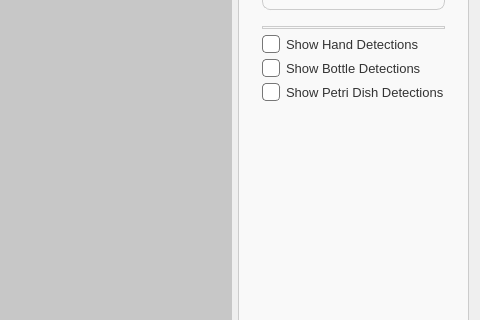
Above: LabTracking/LabTracking/LabTracking.ui from OllyFawcett/Senior-AI-Engineer-Test before the change; both pictures show x 340 to 820 and y 84 to 404 of the 820 by 540 pixel window. Below: the same form after it.
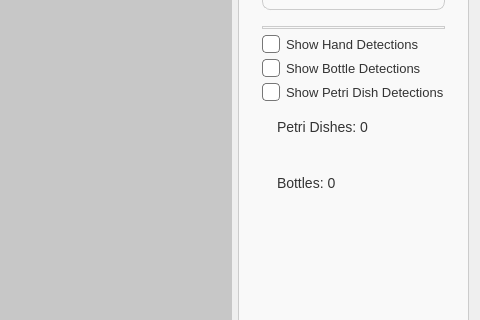
That is the form after the change.

Commit message: Added an object tracker class that tracks the number of objects seen and displays on the GUI

Patch:
```diff
--- a/LabTracking/LabTracking/LabTracking.ui
+++ b/LabTracking/LabTracking/LabTracking.ui
@@ -132,7 +132,31 @@
            </property>
           </widget>
          </item>
-         <item>
+			<item>
+				<widget class="QLabel" name="UniquePetriDishes">
+					<property name="text">
+						<string>Petri Dishes: 0</string>
+					</property>
+					<property name="styleSheet">
+						<string notr="true">
+							border: none;
+						</string>
+					</property>
+				</widget>
+			</item>
+			<item>
+				<widget class="QLabel" name="UniqueBottles">
+					<property name="text">
+						<string>Bottles: 0</string>
+					</property>
+					<property name="styleSheet">
+						<string notr="true">
+							border: none;
+						</string>
+					</property>
+				</widget>
+			</item>
+	     <item>
           <spacer name="verticalSpacer">
            <property name="orientation">
             <enum>Qt::Orientation::Vertical</enum>
```
Left out of the diff: 11 changed lines with no effect on the pictures. The commit also changes 7 other files.
